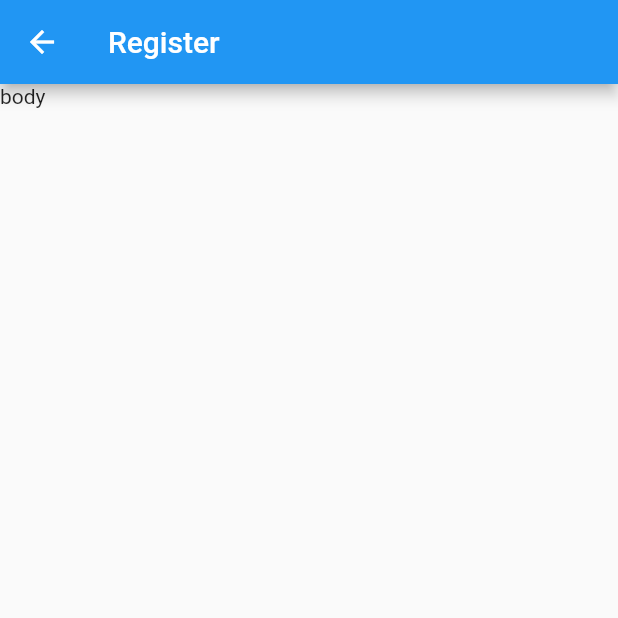
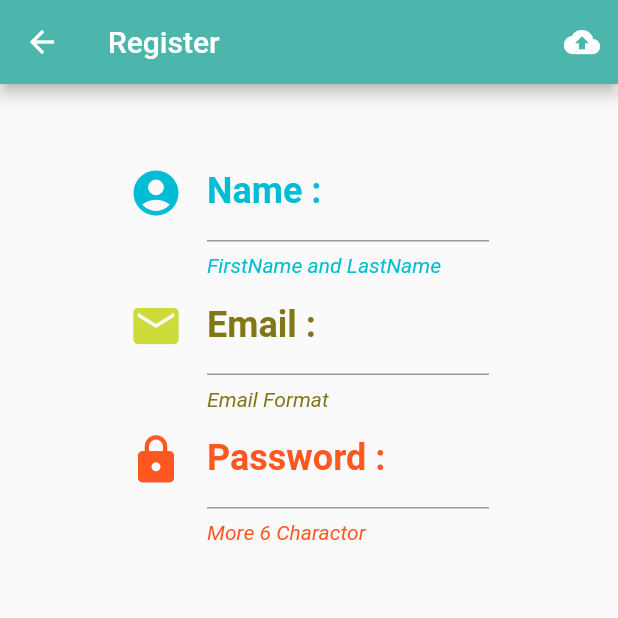
Before and after one commit to CharukarnS/SuTPA, a Flutter app: the screen it shows after launch, after a tap on "Sign Up", on a phone screen of 412 x 824 dp, the top half of it. Run offline on Flutter 3.47's test engine with Material 2 defaults, Android fonts, the phone set to English and light mode, and no system bars.

Commit message:
UI register Success

```diff
--- a/lib/main.dart
+++ b/lib/main.dart
@@ -11,7 +11,7 @@ class MyApp extends StatelessWidget {
   Widget build(BuildContext context) {
     SystemChrome.setPreferredOrientations(
         [DeviceOrientation.portraitUp, DeviceOrientation.portraitDown]);
-    return MaterialApp(
+    return MaterialApp(debugShowCheckedModeBanner: false,
       home: Authen(),
     );
   }
--- a/lib/screens/register.dart
+++ b/lib/screens/register.dart
@@ -6,12 +6,112 @@ class Register extends StatefulWidget {
 }
 
 class _RegisterState extends State<Register> {
+// Explicit
+
+// Method
+  Widget uploadButton() {
+    return IconButton(
+      icon: Icon(Icons.cloud_upload),
+      onPressed: () {},
+    );
+  }
+
+  Widget nameText() {
+    return TextFormField(
+      decoration: InputDecoration(
+        labelText: 'Name :',
+        labelStyle: TextStyle(
+          color: Colors.cyan,
+          fontSize: 24.0,
+          fontWeight: FontWeight.bold,
+        ),
+        helperText: 'FirstName and LastName',
+        helperStyle: TextStyle(
+          color: Colors.cyan,
+          fontSize: 14.0,
+          fontStyle: FontStyle.italic,
+        ),
+        icon: Icon(
+          Icons.account_circle,
+          size: 36.0,
+          color: Colors.cyan,
+        ),
+      ),
+    );
+  }
+
+  Widget emailText() {
+    return TextFormField(
+      keyboardType: TextInputType.emailAddress,
+      decoration: InputDecoration(
+        labelText: 'Email :',
+        labelStyle: TextStyle(
+          color: Colors.lime[900],
+          fontSize: 24.0,
+          fontWeight: FontWeight.bold,
+        ),
+        helperText: 'Email Format',
+        helperStyle: TextStyle(
+          color: Colors.lime[900],
+          fontSize: 14.0,
+          fontStyle: FontStyle.italic,
+        ),
+        icon: Icon(
+          Icons.email,
+          size: 36.0,
+          color: Colors.lime,
+        ),
+      ),
+    );
+  }
+
+  Widget passwordText() {
+    return TextFormField(
+      decoration: InputDecoration(
+        labelText: 'Password :',
+        labelStyle: TextStyle(
+          color: Colors.deepOrange,
+          fontSize: 24.0,
+          fontWeight: FontWeight.bold,
+        ),
+        helperText: 'More 6 Charactor',
+        helperStyle: TextStyle(
+          color: Colors.deepOrange,
+          fontSize: 14.0,
+          fontStyle: FontStyle.italic,
+        ),
+        icon: Icon(
+          Icons.lock,
+          size: 36.0,
+          color: Colors.deepOrange,
+        ),
+      ),
+    );
+  }
+
   @override
   Widget build(BuildContext context) {
     return Scaffold(
+      resizeToAvoidBottomPadding: false,
       appBar: AppBar(
+        actions: <Widget>[uploadButton()],
+        backgroundColor: Colors.teal[300],
         title: Text('Register'),
-      ),body: Text('body'),
+      ),
+      body: Container(
+        padding: EdgeInsets.only(top: 40.0),
+        alignment: Alignment.topCenter,
+        child: Container(
+          width: 240.0,
+          child: Column(
+            children: <Widget>[
+              nameText(),
+              emailText(),
+              passwordText(),
+            ],
+          ),
+        ),
+      ),
     );
   }
 }
```
